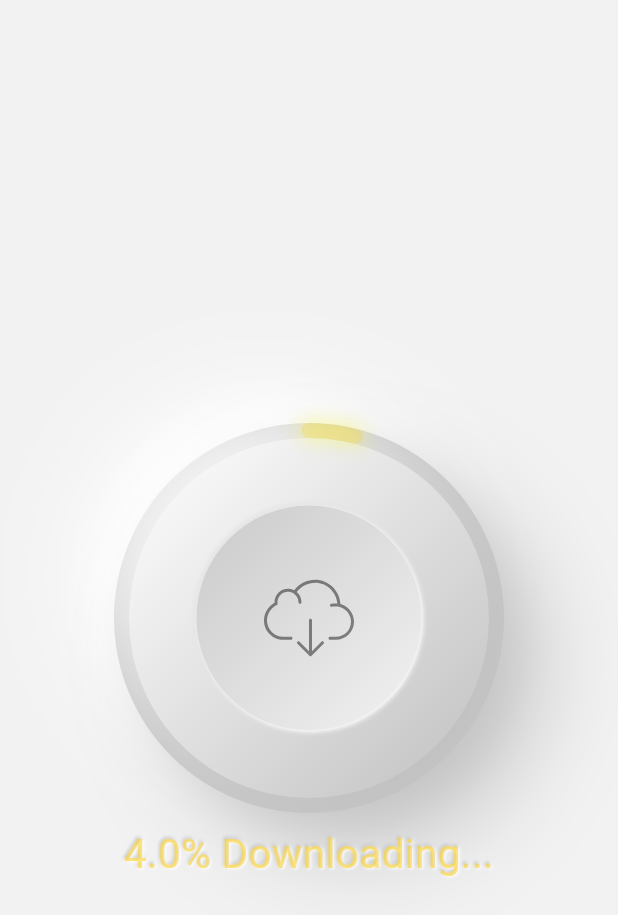
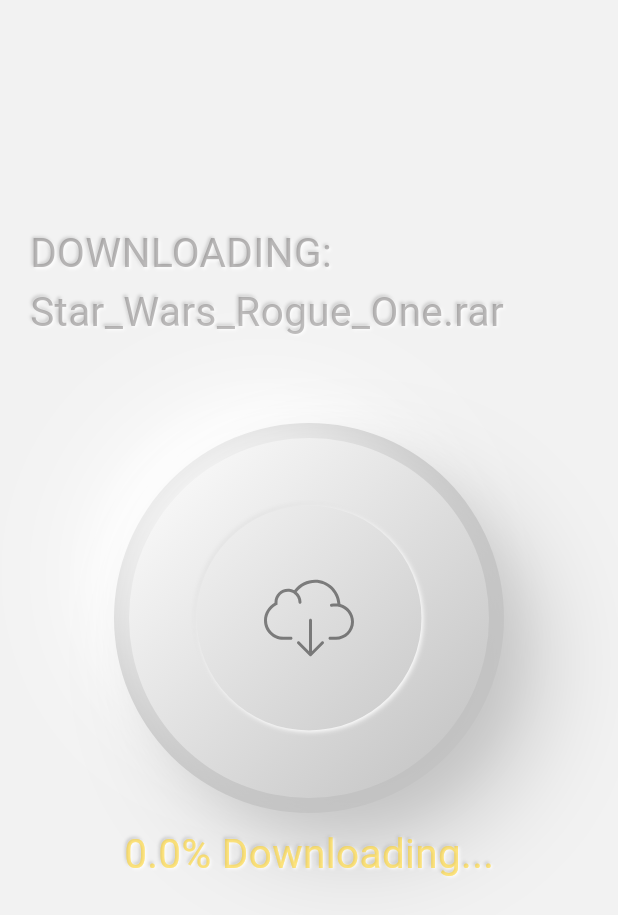
Before and after one commit to Punkachu/flutter_loading_button, a Flutter app: the first screen one second after launch, on a phone screen of 412 x 824 dp. Shown: the top 915 px of the screen. Run offline on Flutter 3.47's test engine with Material 2 defaults, Android fonts, the phone set to English and light mode, and no system bars; drawn by our look-alikes of clay_containers; our stand-ins replace flutter_svg.

Commit message:
♻️️ cleanup code

```diff
--- a/lib/download_button_page.dart
+++ b/lib/download_button_page.dart
@@ -1,4 +1,5 @@
 import 'dart:async';
+import 'dart:math';
 
 import 'package:fancy_loading_button/widgets/download_button.dart';
 import 'package:flutter/material.dart';
@@ -9,14 +10,14 @@
 }
 
 class _DownloadButtonPageState extends State<DownloadButtonPage> {
-  late StreamController<int> _progressStreamController;
-  late Stream<int> _progressStream;
+  late StreamController<double> _progressStreamController;
+  late Stream<double> _progressStream;
 
   @override
   void initState() {
     super.initState();
 
-    _progressStreamController = StreamController<int>();
+    _progressStreamController = StreamController<double>();
     _progressStream = _progressStreamController.stream;
 
     // Simulate progress updates
@@ -26,19 +27,22 @@
   // Simulates progress updates and adds values to the stream
   void simulateProgress() async {
     for (int i = 0; i <= 100; i += 10) {
-      await Future.delayed(Duration(milliseconds: i * 50));
-      _progressStreamController.add(i);
+      Random random = Random();
+      final int milisec = random.nextInt(1500) + 200;
+      await Future.delayed(Duration(milliseconds: milisec));
+      _progressStreamController.add(i + (i * 0.3));
     }
     _progressStreamController.close();
   }
 
   @override
   Widget build(BuildContext context) {
-    return StreamBuilder<int>(
+    return StreamBuilder<double>(
       stream: _progressStream,
       builder: (context, snapshot) {
         if (snapshot.hasData) {
           return DownloadButton(
+            filename: "Star_Wars_Rogue_One.rar",
             progress: snapshot.data!,
             firstIconColor: Colors.black45,
             secondIconColor: const Color(0xFFffd11a).withOpacity(0.9),
@@ -47,7 +51,14 @@
         } else if (snapshot.hasError) {
           return Text('Error: ${snapshot.error}');
         } else {
-          return Text('Waiting for progress...');
+          return DownloadButton(
+            filename: "Star_Wars_Rogue_One.rar",
+            progress: 0,
+            firstIconColor: Colors.black45,
+            secondIconColor:
+                const Color(0xFFffd11a).withAlpha(255).withOpacity(0.9),
+            baseColor: const Color(0xFFf2f2f2),
+          );
         }
       },
     );
--- a/lib/widgets/download_button.dart
+++ b/lib/widgets/download_button.dart
@@ -4,11 +4,11 @@
 import 'package:flutter/material.dart';
 import 'package:flutter_svg/flutter_svg.dart';
 
-import 'circle_progress_painter.dart';
+import '../painter/circle_progress_painter.dart';
 import 'loading_text.dart';
 
 class DownloadButton extends StatelessWidget {
-  final int progress;
+  final double progress;
 
   final Color baseColor;
   final Color firstIconColor;
@@ -16,8 +16,11 @@
 
   final String svgPath;
 
+  final String filename;
+
   const DownloadButton(
       {required this.progress,
+      required this.filename,
       required this.firstIconColor,
       required this.secondIconColor,
       this.svgPath = 'assets/svg_files/download.svg',
@@ -40,6 +43,26 @@
             color: baseColor,
             child: Stack(
               children: [
+                /// TITLE
+                Align(
+                  alignment: const Alignment(0.0, -0.6),
+                  child: Padding(
+                    padding: const EdgeInsets.symmetric(horizontal: 20),
+                    child: ClayText(
+                      "DOWNLOADING: $filename",
+                      emboss: true,
+                      size: 27,
+                      textColor: const Color(0xff797676)
+                          .withAlpha(50)
+                          .withOpacity(0.5),
+                      //parentColor: Colors.grey[300],
+                      //color: const Color(0xFFffcc00).withOpacity(0.1),
+                      //depth: 4,
+                      //spread: 3,
+                    ),
+                  ),
+                ),
+
                 /// EXTERNAL CIRCLE
                 Center(
                   child: ClayContainer(
@@ -78,8 +101,8 @@
                       glowColor: const Color(0xFFffff00).withAlpha(70),
                       progressColor: const Color(0xFFffcc00).withAlpha(50),
                       blur: ImageFilter.blur(
-                        sigmaY: 6,
-                        sigmaX: 6,
+                        sigmaY: 16,
+                        sigmaX: 16,
                       ),
                     ),
                   ),
--- a/pubspec.yaml
+++ b/pubspec.yaml
@@ -19,7 +19,6 @@
   flutter:
     sdk: flutter
 
-
   # ICONS
 
   # The following adds the Cupertino Icons font to your application.
@@ -29,8 +28,6 @@
 
   # Widgets
   clay_containers: ^0.3.2
-
-
 
 
 dev_dependencies:
```
Also changed, not shown: lib/painter/circle_progress_painter.dart (renamed from lib/widgets/circle_progress_painter.dart).
